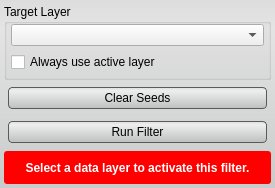
Before: the Qt Designer form src/Interface/ToolInterface/NeighborhoodConnectedFilterInterface.ui in jessdtate/Seg3D, drawn with Qt 5.
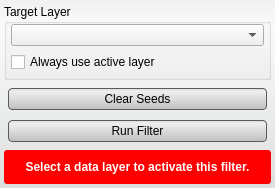
After: the same form once the commit is applied. Custom widgets are drawn as their Qt base class.

Diff of the .ui file:
```diff
--- a/src/Interface/ToolInterface/NeighborhoodConnectedFilterInterface.ui
+++ b/src/Interface/ToolInterface/NeighborhoodConnectedFilterInterface.ui
@@ -34,7 +34,7 @@
   <property name="styleSheet">
    <string notr="true">QWidget#NeighborhoodConnectedFilterInterface{
 	border-radius: 3px;
-	background-color: qlineargradient(spread:pad, x1:0.5, y1:0, x2:0.5, y2:0.960227, stop:0 rgba(221, 221, 221, 255), stop:0.155779 rgba(228, 228, 228, 255), stop:1 rgba(202, 204, 204, 255));      
+	background-color: qlineargradient(spread:pad, x1:0.5, y1:0, x2:0.5, y2:0.960227, stop:0 rgba(241, 241, 241, 255), stop:0.155779 rgba(250, 250, 250, 255), stop:1 rgba(222, 224, 224, 255));       
 }
 
 
@@ -139,16 +139,16 @@
      <property name="minimumSize">
       <size>
        <width>0</width>
-       <height>32</height>
+       <height>66</height>
       </size>
      </property>
      <property name="maximumSize">
       <size>
        <width>16777215</width>
-       <height>32</height>
+       <height>66</height>
       </size>
      </property>
-     <layout class="QHBoxLayout" name="horizontalLayout_2">
+     <layout class="QVBoxLayout" name="verticalLayout_2">
       <property name="spacing">
        <number>0</number>
       </property>
@@ -174,24 +174,6 @@
         </property>
        </widget>
       </item>
-     </layout>
-    </widget>
-   </item>
-   <item>
-    <widget class="QWidget" name="widget_2" native="true">
-     <property name="minimumSize">
-      <size>
-       <width>0</width>
-       <height>32</height>
-      </size>
-     </property>
-     <layout class="QHBoxLayout" name="horizontalLayout">
-      <property name="spacing">
-       <number>0</number>
-      </property>
-      <property name="margin">
-       <number>0</number>
-      </property>
       <item>
        <widget class="QPushButton" name="run_filter_button_">
         <property name="sizePolicy">
```
